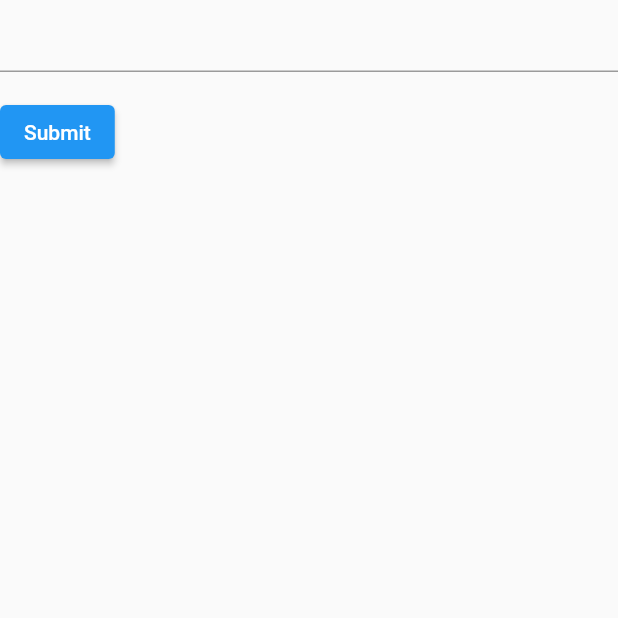
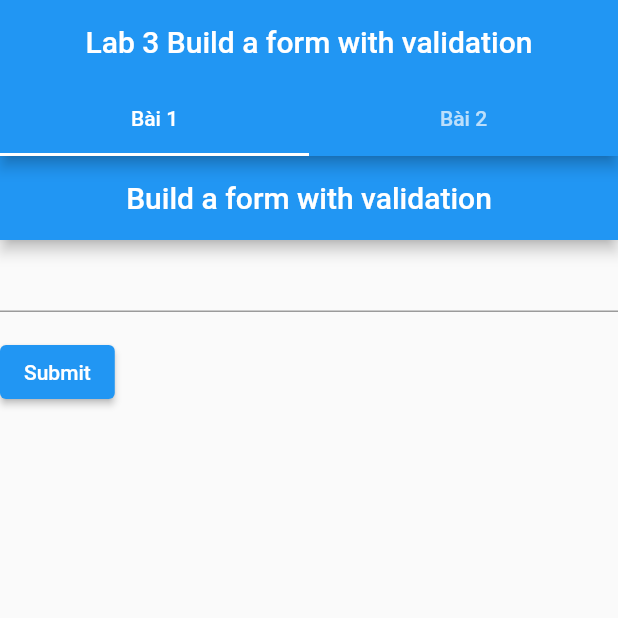
Before and after one commit to hoang3402/mobile, a Flutter app: the screen it shows after launch, on a phone screen of 412 x 824 dp, the top half of it. Run offline on Flutter 3.47's test engine with Material 2 defaults, Android fonts, the phone set to English and light mode, and no system bars.

```diff
--- a/lib/main.dart
+++ b/lib/main.dart
@@ -1,5 +1,6 @@
 import 'package:flutter/material.dart';
 import 'package:mobile/widget/bai1.dart';
+import 'package:mobile/widget/bai2.dart';
 
 void main() {
   runApp(const MyApp());
@@ -26,11 +27,25 @@ class MyHomePage extends StatefulWidget {
 }
 
 class _MyHomePageState extends State<MyHomePage> {
+  String title = 'Lab 3 Build a form with validation';
+
   @override
   Widget build(BuildContext context) {
-    return const SafeArea(
-      child: Scaffold(
-        body: Bai1(),
+    return SafeArea(
+      child: DefaultTabController(
+        length: 2,
+        child: Scaffold(
+          appBar: AppBar(
+            title: Center(child: Text(title)),
+            bottom: const TabBar(tabs: [
+              Tab(text: "Bài 1"),
+              Tab(text: "Bài 2"),
+            ]),
+          ),
+          body: const TabBarView(
+            children: [Bai1(), Bai2()],
+          ),
+        ),
       ),
     );
   }
--- a/lib/widget/bai1.dart
+++ b/lib/widget/bai1.dart
@@ -13,7 +13,9 @@ class _Bai1State extends State<Bai1> {
   Widget build(BuildContext context) {
     String title = 'Build a form with validation';
     // Build a Form widget using the _formKey created above.
-    return Form(
+    return Scaffold(
+      appBar: AppBar(title: Center(child: Text(title))),
+      body: Form(
         key: _formKey,
         child: Column(
           crossAxisAlignment: CrossAxisAlignment.start,
@@ -43,6 +45,7 @@ class _Bai1State extends State<Bai1> {
             )
           ],
         ),
+      ),
     );
   }
 }
```
Also changed, not shown: lib/widget/bai2.dart (added, +46 -0 lines). Lines whose indentation alone changed are shown as unchanged.
